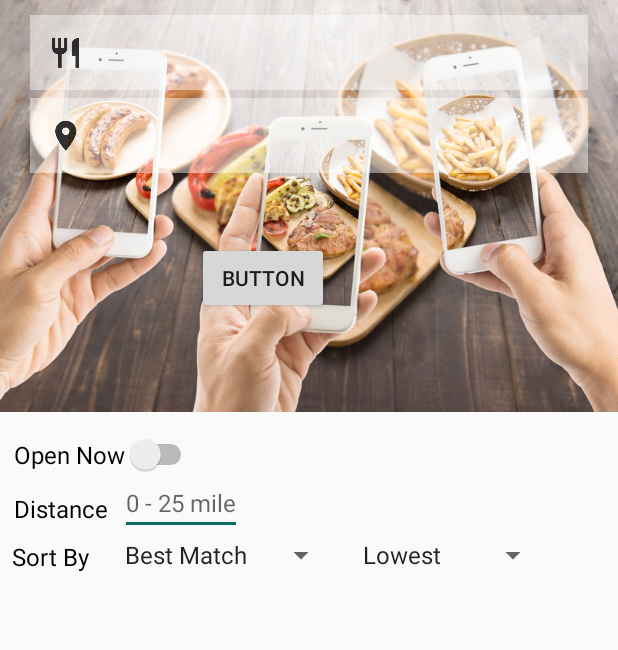
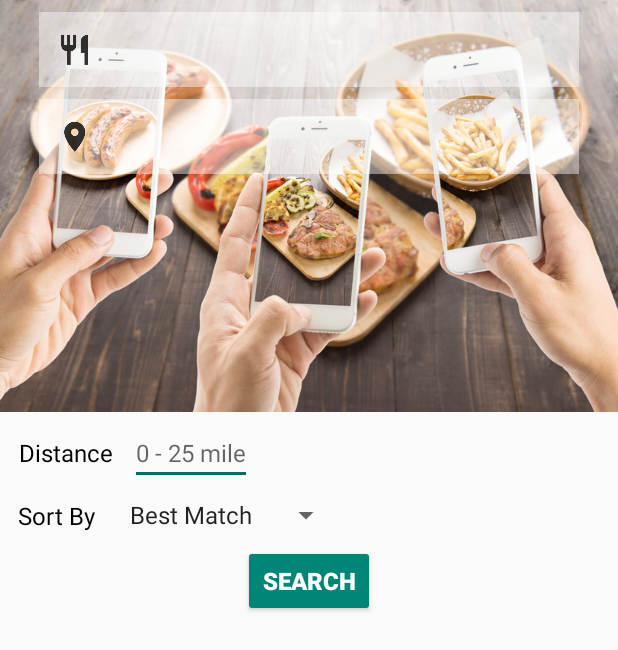
Before and after one commit to mrhoangmai93/CSIS3175-Project, an Android app: the layout fragment_search.xml on its own in the app's theme, with its tools: preview values and no code run, on a phone screen of 412 x 824 dp. Shown: the top 650 px of the screen. Run offline under Robolectric (Android 15) with nearby library versions, the phone set to English and light mode, and no system bars.

Commit message:
fix layout

```diff
--- a/app/src/main/res/layout/fragment_search.xml
+++ b/app/src/main/res/layout/fragment_search.xml
@@ -1,150 +1,140 @@
 <?xml version="1.0" encoding="utf-8"?>
 <com.example.amynguyen.foodlover.CustomView.ScrollViewExt xmlns:android="http://schemas.android.com/apk/res/android"
+    xmlns:app="http://schemas.android.com/apk/res-auto"
     xmlns:tools="http://schemas.android.com/tools"
     android:id="@+id/scrollView"
     android:layout_width="match_parent" android:layout_height="match_parent">
-<RelativeLayout
+<android.support.constraint.ConstraintLayout
     android:layout_width="match_parent" android:layout_height="match_parent">
 
     <ImageView
         android:id="@+id/imageViewBanner"
-        android:layout_width="match_parent"
+        android:layout_width="0dp"
         android:layout_height="wrap_content"
-        android:layout_alignParentStart="true"
-        android:layout_alignParentTop="true"
-        android:layout_marginStart="0dp"
-        android:layout_marginTop="0dp"
         android:adjustViewBounds="true"
         android:contentDescription="@string/txtImageDescription"
-        android:src="@drawable/banner" />
+        android:src="@drawable/banner"
+        app:layout_constraintBottom_toBottomOf="parent"
+        app:layout_constraintEnd_toEndOf="parent"
+        app:layout_constraintHorizontal_bias="0.0"
+        app:layout_constraintStart_toStartOf="parent"
+        app:layout_constraintTop_toTopOf="parent"
+        app:layout_constraintVertical_bias="0.0" />
 
     <SearchView
         android:id="@+id/searchViewRestaurant"
-        android:layout_width="match_parent"
+        android:layout_width="360dp"
         android:layout_height="50dp"
-        android:layout_alignParentStart="true"
-        android:layout_alignParentTop="true"
-        android:layout_marginStart="20dp"
-        android:layout_marginTop="10dp"
-        android:layout_marginEnd="20dp"
+        android:layout_marginTop="8dp"
         android:background="@color/colorSearch"
         android:queryHint="@string/txtFoodHint"
-        android:searchIcon="@drawable/ic_food"/>
-
+        android:searchIcon="@drawable/ic_food"
+        app:layout_constraintEnd_toEndOf="parent"
+        app:layout_constraintStart_toStartOf="parent"
+        app:layout_constraintTop_toTopOf="parent" />
 
     <SearchView
         android:id="@+id/searchViewLocation"
-        android:layout_width="match_parent"
+        android:layout_width="360dp"
         android:layout_height="50dp"
-
-        android:layout_alignParentStart="true"
-        android:layout_alignParentTop="true"
-        android:layout_marginStart="20dp"
-        android:layout_marginTop="65dp"
-        android:layout_marginEnd="20dp"
+        android:layout_marginStart="8dp"
+        android:layout_marginTop="8dp"
+        android:layout_marginEnd="8dp"
         android:background="@color/colorSearch"
         android:queryHint="@string/txtLocationHint"
-        android:searchIcon="@drawable/ic_location"/>
-
-    <Switch
-        android:id="@+id/switchOpenNow"
-        android:layout_width="wrap_content"
-        android:layout_height="wrap_content"
-        android:layout_below="@+id/searchViewRestaurant"
-        android:layout_alignParentStart="true"
-        android:layout_marginStart="9dp"
-        android:layout_marginTop="229dp"
-        android:text="@string/txtOpenNow"
-        android:textSize="16sp" />
+        android:searchIcon="@drawable/ic_location"
+        app:layout_constraintEnd_toEndOf="parent"
+        app:layout_constraintStart_toStartOf="parent"
+        app:layout_constraintTop_toBottomOf="@+id/searchViewRestaurant" />
 
     <TextView
         android:id="@+id/txtViewDistance"
         android:layout_width="wrap_content"
         android:layout_height="wrap_content"
-        android:layout_below="@+id/switchOpenNow"
-        android:layout_alignBottom="@+id/switchOpenNow"
-        android:layout_alignParentStart="true"
-        android:layout_marginStart="9dp"
-        android:layout_marginTop="11dp"
-        android:layout_marginBottom="-31dp"
+        android:layout_marginStart="8dp"
+        android:layout_marginTop="16dp"
+        android:layout_marginEnd="8dp"
         android:text="@string/txtDistance"
         android:textColor="@android:color/black"
-        android:textSize="16sp" />
+        android:textSize="16sp"
+        app:layout_constraintEnd_toEndOf="parent"
+        app:layout_constraintHorizontal_bias="0.013"
+        app:layout_constraintStart_toStartOf="parent"
+        app:layout_constraintTop_toBottomOf="@+id/imageViewBanner" />
 
     <EditText
         android:id="@+id/editTextDistance"
         android:layout_width="81dp"
         android:layout_height="wrap_content"
-        android:layout_below="@+id/switchOpenNow"
-        android:layout_alignBottom="@+id/switchOpenNow"
         android:layout_marginStart="8dp"
-        android:layout_marginTop="0dp"
-        android:layout_marginBottom="-40dp"
-        android:layout_toEndOf="@+id/txtViewDistance"
+        android:layout_marginTop="6dp"
+        android:layout_marginEnd="8dp"
+        android:autofillHints=""
         android:ems="10"
         android:hint="@string/distanceHint"
         android:inputType="number"
         android:textAlignment="center"
         android:textSize="16sp"
-        android:autofillHints="" />
+        app:layout_constraintEnd_toEndOf="parent"
+        app:layout_constraintHorizontal_bias="0.014"
+        app:layout_constraintStart_toEndOf="@+id/txtViewDistance"
+        app:layout_constraintTop_toBottomOf="@+id/imageViewBanner" />
+
+    <TextView
+        android:id="@+id/textViewSortBy"
+        android:layout_width="wrap_content"
+        android:layout_height="wrap_content"
+
+        android:layout_marginStart="8dp"
+        android:layout_marginTop="20dp"
+        android:layout_marginEnd="8dp"
+        android:text="@string/txtSortBy"
+        android:textColor="@android:color/black"
+        android:textSize="16sp"
+        app:layout_constraintEnd_toEndOf="parent"
+        app:layout_constraintHorizontal_bias="0.012"
+        app:layout_constraintStart_toStartOf="parent"
+        app:layout_constraintTop_toBottomOf="@+id/txtViewDistance" />
 
     <Spinner
         android:id="@+id/spinnerSortBy"
         android:layout_width="149dp"
         android:layout_height="wrap_content"
-        android:layout_alignBottom="@+id/textViewSortBy"
-        android:layout_alignParentStart="true"
-        android:layout_marginStart="75dp"
-        android:layout_marginBottom="0dp"
-        android:entries="@array/sortBy" />
-
-    <TextView
-        android:id="@+id/textViewSortBy"
-        android:layout_width="wrap_content"
-        android:layout_height="wrap_content"
-        android:layout_below="@+id/switchOpenNow"
-        android:layout_alignParentStart="true"
-        android:layout_marginStart="8dp"
-        android:layout_marginTop="43dp"
-        android:text="@string/txtSortBy"
-        android:textColor="@android:color/black"
-        android:textSize="16sp" />
-
-    <Spinner
-        android:id="@+id/spinnerOrderBy"
-        android:layout_width="132dp"
-        android:layout_height="wrap_content"
-        android:layout_alignTop="@+id/textViewSortBy"
-        android:layout_alignBottom="@+id/textViewSortBy"
-        android:layout_alignParentEnd="true"
-        android:layout_marginStart="9dp"
-        android:layout_marginTop="-2dp"
-        android:layout_marginEnd="46dp"
-        android:layout_marginBottom="0dp"
-        android:layout_toEndOf="@+id/spinnerSortBy"
-        android:entries="@array/sortOrder" />
-
-    <com.example.amynguyen.foodlover.CustomView.NoScrollListView
-        android:id="@+id/listViewResult"
-        android:layout_width="match_parent"
-        android:layout_height="wrap_content"
-        android:layout_below="@+id/spinnerSortBy"
-        android:layout_alignParentStart="true"
-        android:layout_alignParentBottom="true"
-        android:layout_marginStart="0dp"
-        android:layout_marginTop="-83dp"
-        android:layout_marginBottom="105dp" />
+        android:layout_marginStart="12dp"
+        android:layout_marginTop="8dp"
+        android:layout_marginEnd="8dp"
+        android:entries="@array/sortBy"
+        app:layout_constraintEnd_toEndOf="parent"
+        app:layout_constraintHorizontal_bias="0.019"
+        app:layout_constraintStart_toEndOf="@+id/textViewSortBy"
+        app:layout_constraintTop_toBottomOf="@+id/editTextDistance" />
 
     <Button
         android:id="@+id/btnSearch"
         android:layout_width="wrap_content"
         android:layout_height="wrap_content"
-        android:layout_alignParentStart="true"
-        android:layout_alignParentTop="true"
-        android:layout_marginStart="131dp"
-        android:layout_marginTop="161dp"
-        android:text="Button" />
+        android:layout_marginStart="8dp"
+        android:layout_marginTop="8dp"
+        android:layout_marginEnd="8dp"
+        android:backgroundTint="@color/colorPrimary"
+        android:text="@string/searchBtn"
+        android:textColor="@android:color/white"
+        android:textSize="16sp"
+        android:textStyle="bold"
+        app:layout_constraintEnd_toEndOf="parent"
+        app:layout_constraintStart_toStartOf="parent"
+        app:layout_constraintTop_toBottomOf="@+id/spinnerSortBy" />
 
+    <com.example.amynguyen.foodlover.CustomView.NoScrollListView
+        android:id="@+id/listViewResult"
+        android:layout_width="0dp"
+        android:layout_height="0dp"
+        android:layout_marginTop="13dp"
+        android:layout_marginBottom="8dp"
+        app:layout_constraintBottom_toBottomOf="parent"
+        app:layout_constraintEnd_toEndOf="parent"
+        app:layout_constraintStart_toStartOf="parent"
+        app:layout_constraintTop_toBottomOf="@+id/btnSearch" />
 
-</RelativeLayout>
+</android.support.constraint.ConstraintLayout>
 </com.example.amynguyen.foodlover.CustomView.ScrollViewExt>
--- a/app/src/main/res/values/strings.xml
+++ b/app/src/main/res/values/strings.xml
@@ -17,6 +17,7 @@
     <string name="btnView">VIEW</string>
     <string name="btnFavorite">Add To Favorite</string>
     <string name="dialogImgBackground">Dialog Image Background</string>
+    <string name="searchBtn">Search</string>
     <string-array name="sortBy">
         <item>Best Match</item>
         <item>Distance</item>
```
Also changed, not shown: app/src/main/java/com/example/amynguyen/foodlover/Adapters/BusinessLineItemAdapter.java (+21 -3 lines), app/src/main/java/com/example/amynguyen/foodlover/Database/MyDBHandler.java (+94 -21 lines), app/src/main/java/com/example/amynguyen/foodlover/Fragments/FavoriteFragment.java (+55 -7 lines), app/src/main/java/com/example/amynguyen/foodlover/Fragments/RecentFragment.java (+34 -11 lines), app/src/main/java/com/example/amynguyen/foodlover/Fragments/SearchFragment.java (+26 -12 lines), app/src/main/java/com/example/amynguyen/foodlover/Models/Business.java (+12 -0 lines), app/src/main/res/layout/layout_items.xml (+32 -28 lines).
